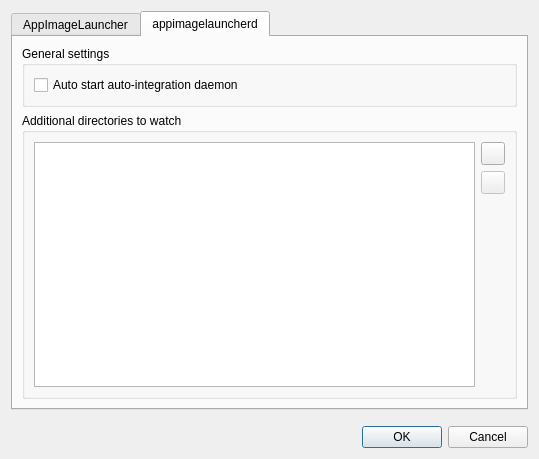
This is src/ui/settings_dialog.ui in TheAssassin/AppImageLauncher as Qt 5 draws it before an edit. The edited form follows.
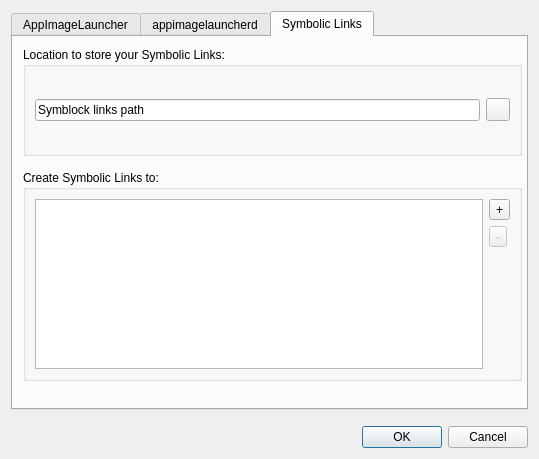
This is the edited form. Icons and pictures are not drawn.

Commit message:
Add the option to create symlinks directly from the App
This commit creates a new tab in Settings to create symlinks to AppImages.

close #623

Patch:
```diff
--- a/src/ui/settings_dialog.ui
+++ b/src/ui/settings_dialog.ui
@@ -17,7 +17,7 @@
    <item>
     <widget class="QTabWidget" name="tabWidget">
      <property name="currentIndex">
-      <number>1</number>
+      <number>2</number>
      </property>
      <widget class="QWidget" name="launcherTab">
       <attribute name="title">
@@ -225,6 +225,111 @@
        </item>
       </layout>
      </widget>
+     <widget class="QWidget" name="symlinkTab">
+      <attribute name="title">
+       <string>Symbolic Links</string>
+      </attribute>
+      <widget class="QGroupBox" name="symlinkGroupBox">
+       <property name="geometry">
+        <rect>
+         <x>10</x>
+         <y>133</y>
+         <width>499</width>
+         <height>211</height>
+        </rect>
+       </property>
+       <property name="locale">
+        <locale language="English" country="UnitedStates"/>
+       </property>
+       <property name="title">
+        <string>Create Symbolic Links to:</string>
+       </property>
+       <layout class="QHBoxLayout" name="horizontalLayout_4">
+        <item>
+         <widget class="QListWidget" name="symlinkList"/>
+        </item>
+        <item>
+         <layout class="QVBoxLayout" name="controlButtonsLayout">
+          <item>
+           <widget class="QToolButton" name="addLinkButton">
+            <property name="toolTip">
+             <string>Add new directory to list</string>
+            </property>
+            <property name="text">
+             <string>+</string>
+            </property>
+           </widget>
+          </item>
+          <item>
+           <widget class="QToolButton" name="removeLinkButton">
+            <property name="enabled">
+             <bool>false</bool>
+            </property>
+            <property name="toolTip">
+             <string>Remove selected directory from list</string>
+            </property>
+            <property name="text">
+             <string>-</string>
+            </property>
+           </widget>
+          </item>
+          <item>
+           <spacer name="verticalSpacer_4">
+            <property name="orientation">
+             <enum>Qt::Vertical</enum>
+            </property>
+            <property name="sizeHint" stdset="0">
+             <size>
+              <width>20</width>
+              <height>40</height>
+             </size>
+            </property>
+           </spacer>
+          </item>
+         </layout>
+        </item>
+       </layout>
+      </widget>
+      <widget class="QGroupBox" name="symlinkDirectoryGroupBox">
+       <property name="geometry">
+        <rect>
+         <x>10</x>
+         <y>10</y>
+         <width>499</width>
+         <height>109</height>
+        </rect>
+       </property>
+       <property name="title">
+        <string>Location to store your Symbolic Links:</string>
+       </property>
+       <layout class="QHBoxLayout" name="horizontalLayout_6">
+        <item>
+         <layout class="QHBoxLayout" name="symlinkLayout">
+          <item>
+           <widget class="QLineEdit" name="symlinkLineEdit">
+            <property name="text">
+             <string notr="true">Symblock links path</string>
+            </property>
+            <property name="placeholderText">
+             <string>Applications directory path</string>
+            </property>
+           </widget>
+          </item>
+          <item>
+           <widget class="QToolButton" name="chooseSymlinkDirButton">
+            <property name="text">
+             <string/>
+            </property>
+            <property name="icon">
+             <iconset theme="folder"/>
+            </property>
+           </widget>
+          </item>
+         </layout>
+        </item>
+       </layout>
+      </widget>
+     </widget>
     </widget>
    </item>
    <item>
```
Left out of the diff: 29 changed lines with no effect on the pictures. The commit also changes 5 other files.
